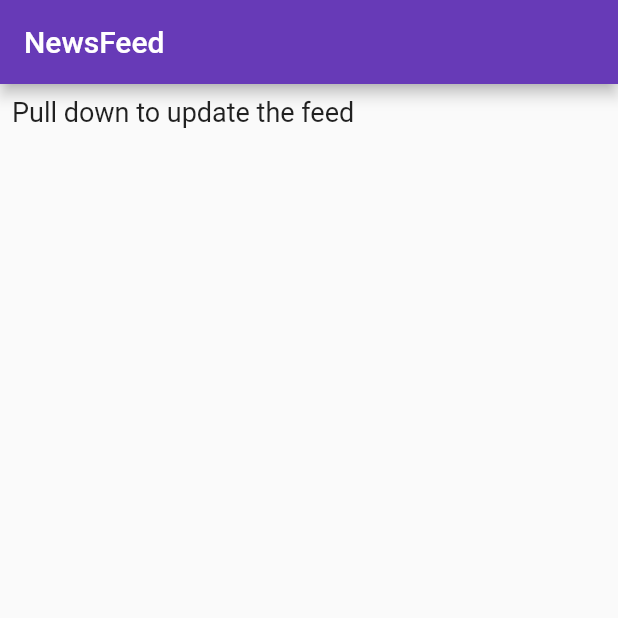
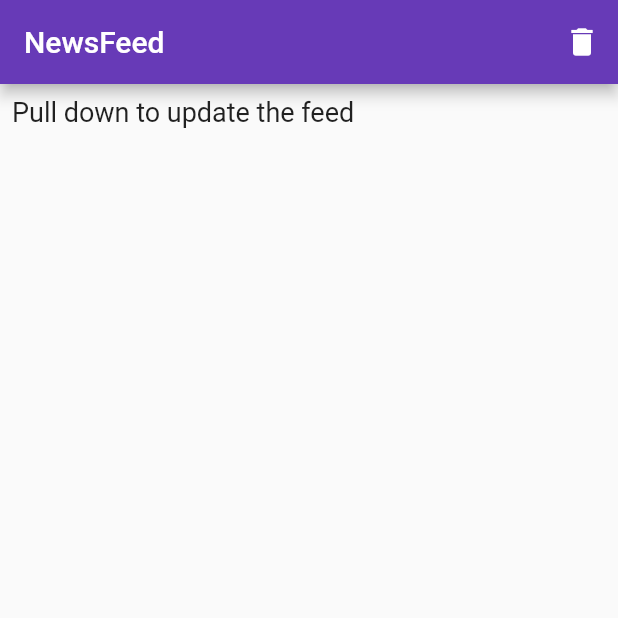
Before and after one commit to Steelwsky/OLD_simple_news_feed, a Flutter app: the screen it shows after launch, on a phone screen of 412 x 824 dp, the top half of it. Run offline on Flutter 3.47's test engine with Material 2 defaults, Android fonts, the phone set to English and light mode, and no system bars; missing offline and left inert: webfeed.

Commit message:
implemented DB

```diff
--- a/lib/home_page.dart
+++ b/lib/home_page.dart
@@ -6,17 +6,16 @@ import 'package:provider/provider.dart';
 class MyHomePage extends StatelessWidget {
   @override
   Widget build(BuildContext context) {
-    return MultiProvider(
-        providers: [
-          Provider<ViewedNewsController>(
-            create: (context) => ViewedNewsController(),
-          ),
+    final newsController = Provider.of<ViewedNewsController>(context);
+    return Scaffold(
+      appBar: AppBar(
+        title: Text('NewsFeed'),
+        actions: <Widget>[
+          IconButton(
+              icon: Icon(Icons.delete), onPressed: newsController.deleteEntries)
         ],
-        child: Scaffold(
-          appBar: AppBar(
-            title: Text('NewsFeed'),
-          ),
-          body: BodyContent(),
-        ));
+      ),
+      body: BodyContent(),
+    );
   }
 }
--- a/lib/list_view_widget.dart
+++ b/lib/list_view_widget.dart
@@ -30,7 +30,7 @@ class ListViewWidget extends StatelessWidget {
                     color: Colors.amber),
                 onTap: () {
                   viewedController.addNotViewedToHistory(
-                      i.item.guid, rssFeed.items.indexOf(i));
+                      i.item, rssFeed.items.indexOf(i));
                   Navigator.of(context).push(MaterialPageRoute(
                       builder: (_) => SelectedNewsPage(item: i.item)));
                 },
--- a/lib/main.dart
+++ b/lib/main.dart
@@ -1,15 +1,23 @@
 import 'package:flutter/material.dart';
 import 'home_page.dart';
+import 'package:provider/provider.dart';
+import 'news_controller.dart';
 
 void main() => runApp(MyApp());
 
 class MyApp extends StatelessWidget {
   @override
   Widget build(BuildContext context) {
-    return MaterialApp(
-      title: 'Flutter Demo',
-      theme: ThemeData(primarySwatch: Colors.deepPurple),
-      home: MyHomePage(),
-    );
+    return MultiProvider(
+        providers: [
+          Provider<ViewedNewsController>(
+            create: (context) => ViewedNewsController(),
+          )
+        ],
+        child: MaterialApp(
+          title: 'Flutter Demo',
+          theme: ThemeData(primarySwatch: Colors.deepPurple),
+          home: MyHomePage(),
+        ));
   }
 }
--- a/pubspec.yaml
+++ b/pubspec.yaml
@@ -12,11 +12,16 @@ dependencies:
   webfeed: ^0.4.2
   provider: ^3.1.0+1
   http: ^0.12.0+2
+  moor_flutter: ^2.1.0
 
 
 dev_dependencies:
+  moor_generator: ^2.1.0
+  build_runner: ^1.7.2
+
   flutter_test:
     sdk: flutter
+
 
 flutter:
 
```
Also changed, not shown: lib/news_controller.dart (+34 -13 lines), pubspec.lock, 4 other files.
